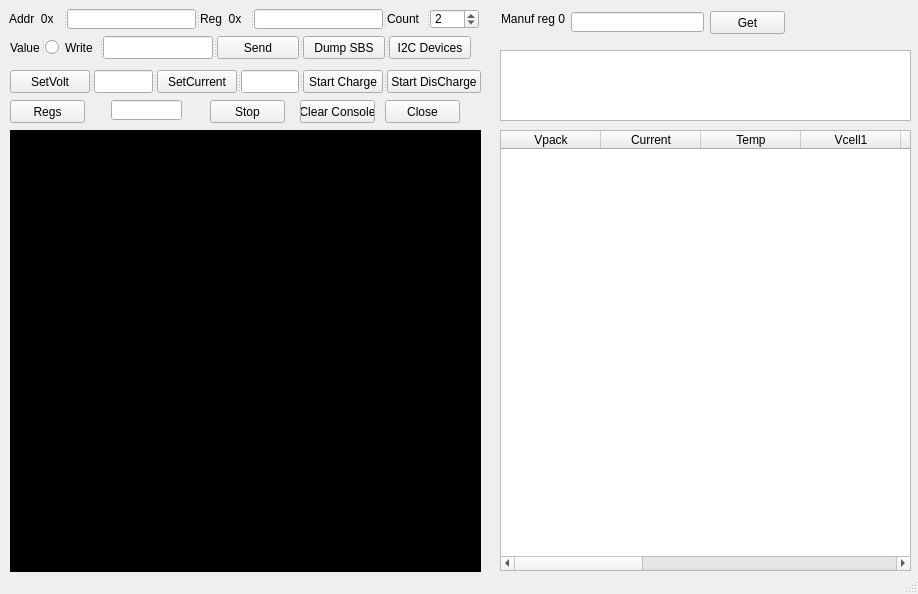
Old version of the form SCScripts/I2c_Interface_graph.ui in the repository shikuk/sbs_sbc.
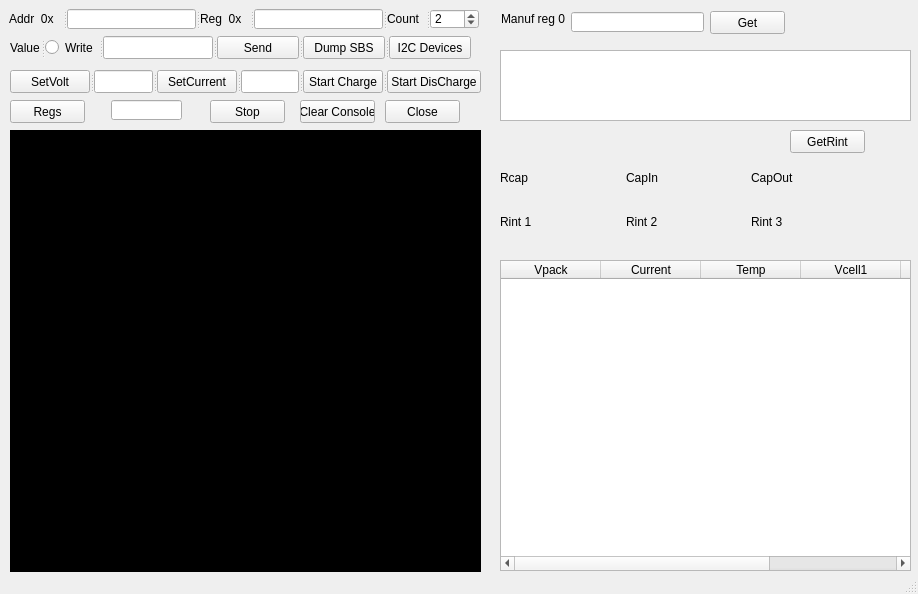
New version of the form. Icons and pictures are not drawn.

What changed in the file:
```diff
--- a/SCScripts/I2c_Interface_graph.ui
+++ b/SCScripts/I2c_Interface_graph.ui
@@ -671,9 +671,9 @@
     <property name="geometry">
      <rect>
       <x>500</x>
-      <y>130</y>
+      <y>260</y>
       <width>411</width>
-      <height>441</height>
+      <height>311</height>
      </rect>
     </property>
     <property name="sizeAdjustPolicy">
@@ -683,7 +683,7 @@
      <bool>true</bool>
     </property>
     <property name="columnCount">
-     <number>12</number>
+     <number>6</number>
     </property>
     <column>
      <property name="text">
@@ -715,12 +715,135 @@
       <string>Vcell3</string>
      </property>
     </column>
-    <column/>
-    <column/>
-    <column/>
-    <column/>
-    <column/>
-    <column/>
+   </widget>
+   <widget class="QLabel" name="lStage">
+    <property name="geometry">
+     <rect>
+      <x>500</x>
+      <y>130</y>
+      <width>341</width>
+      <height>31</height>
+     </rect>
+    </property>
+    <property name="font">
+     <font>
+      <pointsize>12</pointsize>
+      <weight>75</weight>
+      <bold>true</bold>
+     </font>
+    </property>
+    <property name="text">
+     <string> </string>
+    </property>
+   </widget>
+   <widget class="QPushButton" name="GetRint">
+    <property name="geometry">
+     <rect>
+      <x>790</x>
+      <y>130</y>
+      <width>75</width>
+      <height>23</height>
+     </rect>
+    </property>
+    <property name="text">
+     <string>GetRint</string>
+    </property>
+   </widget>
+   <widget class="QWidget" name="">
+    <property name="geometry">
+     <rect>
+      <x>500</x>
+      <y>170</y>
+      <width>371</width>
+      <height>81</height>
+     </rect>
+    </property>
+    <layout class="QGridLayout" name="gridLayout">
+     <item row="0" column="0">
+      <widget class="QLabel" name="label_6">
+       <property name="text">
+        <string>Rcap</string>
+       </property>
+      </widget>
+     </item>
+     <item row="0" column="1">
+      <widget class="QLabel" name="label_7">
+       <property name="text">
+        <string>CapIn</string>
+       </property>
+      </widget>
+     </item>
+     <item row="0" column="2">
+      <widget class="QLabel" name="label_8">
+       <property name="text">
+        <string>CapOut</string>
+       </property>
+      </widget>
+     </item>
+     <item row="1" column="0">
+      <widget class="QLabel" name="QRCap">
+       <property name="text">
+        <string> </string>
+       </property>
+      </widget>
+     </item>
+     <item row="1" column="1">
+      <widget class="QLabel" name="QIn">
+       <property name="text">
+        <string> </string>
+       </property>
+      </widget>
+     </item>
+     <item row="1" column="2">
+      <widget class="QLabel" name="QOut">
+       <property name="text">
+        <string> </string>
+       </property>
+      </widget>
+     </item>
+     <item row="2" column="0">
+      <widget class="QLabel" name="label_9">
+       <property name="text">
+        <string>Rint 1</string>
+       </property>
+      </widget>
+     </item>
+     <item row="2" column="1">
+      <widget class="QLabel" name="label_10">
+       <property name="text">
+        <string>Rint 2</string>
+       </property>
+      </widget>
+     </item>
+     <item row="2" column="2">
+      <widget class="QLabel" name="label_11">
+       <property name="text">
+        <string>Rint 3</string>
+       </property>
+      </widget>
+     </item>
+     <item row="3" column="0">
+      <widget class="QLabel" name="Rint1">
+       <property name="text">
+        <string> </string>
+       </property>
+      </widget>
+     </item>
+     <item row="3" column="1">
+      <widget class="QLabel" name="Rint2">
+       <property name="text">
+        <string> </string>
+       </property>
+      </widget>
+     </item>
+     <item row="3" column="2">
+      <widget class="QLabel" name="Rint3">
+       <property name="text">
+        <string> </string>
+       </property>
+      </widget>
+     </item>
+    </layout>
    </widget>
   </widget>
   <widget class="QStatusBar" name="statusbar"/>
```
